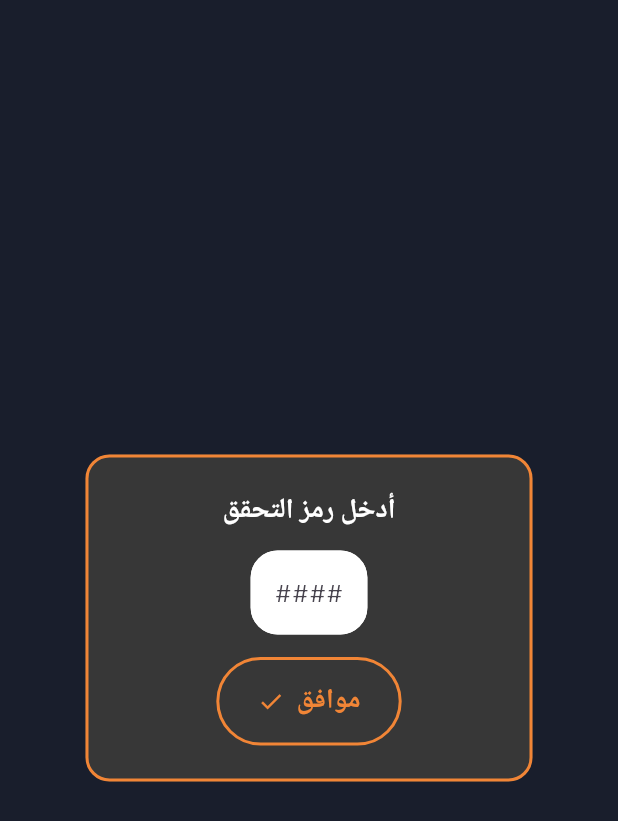
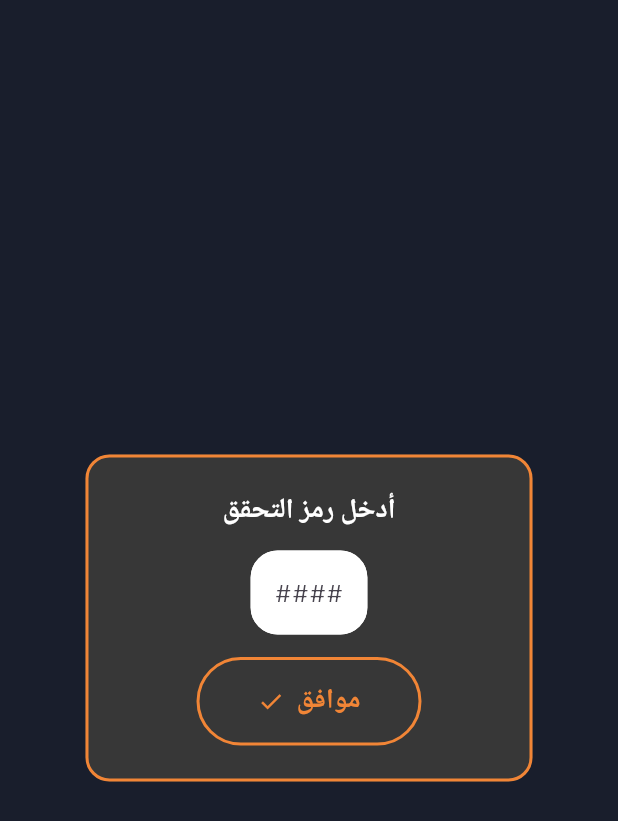
Before and after one commit to Taha12aas/quizapp, a Flutter app: the CustomAlertDialog widget shown alone on an empty page, opened directly, on a phone screen of 412 x 824 dp. Shown: the top 821 px of the screen. Run offline on Flutter 3.47's test engine with Material 3 defaults, Android fonts, the phone set to English and light mode, and no system bars; missing offline and left inert: font_awesome_icon_class; project files that could hold a hidden picture were left out.

Commit message:
don alert

```diff
--- a/lib/custom_alert_dialog.dart
+++ b/lib/custom_alert_dialog.dart
@@ -13,13 +13,12 @@ class CustomAlertDialog extends StatelessWidget {
   final VoidCallback onPressed;
   @override
   Widget build(BuildContext context) {
-    final double screenWidth = MediaQuery.of(context).size.width;
     return AlertDialog(
-      contentPadding: EdgeInsets.symmetric(horizontal: 73, vertical: 15),
+      contentPadding: const EdgeInsets.symmetric(horizontal: 73, vertical: 15),
       actions: [
         Center(
           child: SizedBox(
-            width: screenWidth * 0.3,
+            width: 150,
             child: CustomButton(
               onPressed: onPressed,
               label: 'موافق',
```
